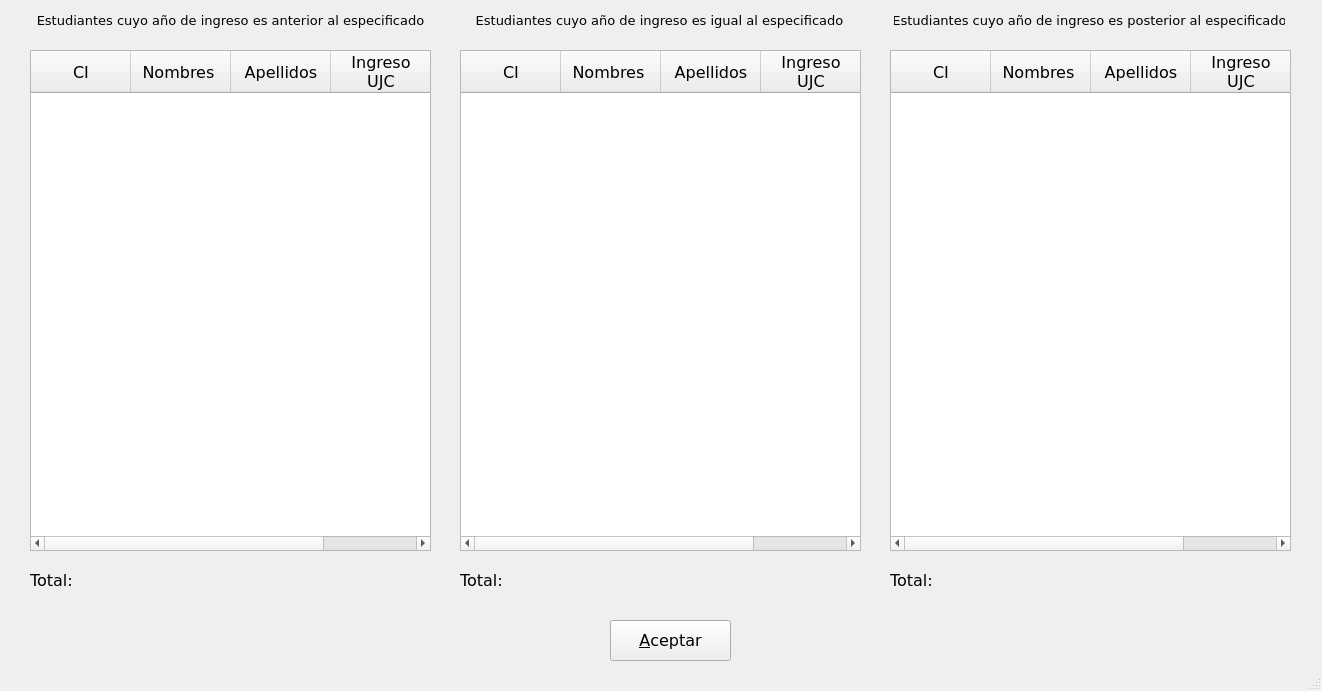
RedAlf121/ProyectoFicherosCpp, file Proyecto_Optativa/gui/UfrmMilitancyUpdated/ufrmmilitancyupdated.ui: the form before one commit.
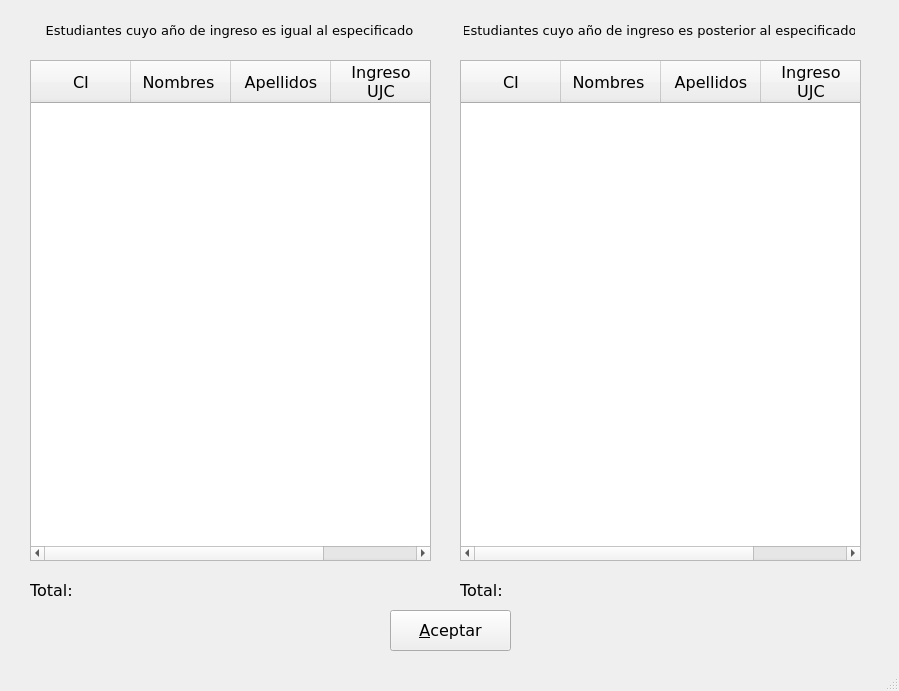
The form after the commit. Icons and pictures are not drawn.

Commit message: Una tabla menos en militancy, y ciertos avances en el reporte donacion

```diff
--- a/Proyecto_Optativa/gui/UfrmMilitancyUpdated/ufrmmilitancyupdated.ui
+++ b/Proyecto_Optativa/gui/UfrmMilitancyUpdated/ufrmmilitancyupdated.ui
@@ -6,7 +6,7 @@
    <rect>
     <x>0</x>
     <y>0</y>
-    <width>1322</width>
+    <width>899</width>
     <height>691</height>
    </rect>
   </property>
@@ -24,33 +24,11 @@
     <normaloff>Resources/militant_32.png</normaloff>Resources/militant_32.png</iconset>
   </property>
   <widget class="QWidget" name="centralwidget">
-   <widget class="QLabel" name="labelMinorYearsMilitancy">
-    <property name="geometry">
-     <rect>
-      <x>30</x>
-      <y>10</y>
-      <width>401</width>
-      <height>20</height>
-     </rect>
-    </property>
-    <property name="font">
-     <font>
-      <family>Verdana</family>
-      <pointsize>10</pointsize>
-     </font>
-    </property>
-    <property name="text">
-     <string>Estudiantes cuyo año de ingreso es anterior al especificado</string>
-    </property>
-    <property name="alignment">
-     <set>Qt::AlignCenter</set>
-    </property>
-   </widget>
    <widget class="QLabel" name="labelSameYearMilitancy">
     <property name="geometry">
      <rect>
-      <x>464</x>
-      <y>10</y>
+      <x>34</x>
+      <y>20</y>
       <width>391</width>
       <height>20</height>
      </rect>
@@ -71,8 +49,8 @@
    <widget class="QLabel" name="labelElderYearsMilitancy">
     <property name="geometry">
      <rect>
-      <x>894</x>
-      <y>10</y>
+      <x>464</x>
+      <y>20</y>
       <width>391</width>
       <height>20</height>
      </rect>
@@ -90,60 +68,11 @@
      <set>Qt::AlignCenter</set>
     </property>
    </widget>
-   <widget class="QTableWidget" name="tableStudentsMinorMilitancy">
-    <property name="geometry">
-     <rect>
-      <x>30</x>
-      <y>50</y>
-      <width>401</width>
-      <height>501</height>
-     </rect>
-    </property>
-    <property name="font">
-     <font>
-      <family>Verdana</family>
-      <pointsize>12</pointsize>
-     </font>
-    </property>
-    <column>
-     <property name="text">
-      <string>CI</string>
-     </property>
-     <property name="textAlignment">
-      <set>AlignHCenter|AlignVCenter|AlignCenter</set>
-     </property>
-    </column>
-    <column>
-     <property name="text">
-      <string>Nombres </string>
-     </property>
-     <property name="textAlignment">
-      <set>AlignHCenter|AlignVCenter|AlignCenter</set>
-     </property>
-    </column>
-    <column>
-     <property name="text">
-      <string>Apellidos</string>
-     </property>
-     <property name="textAlignment">
-      <set>AlignHCenter|AlignVCenter|AlignCenter</set>
-     </property>
-    </column>
-    <column>
-     <property name="text">
-      <string>Ingreso
-UJC</string>
-     </property>
-     <property name="textAlignment">
-      <set>AlignHCenter|AlignVCenter|AlignCenter</set>
-     </property>
-    </column>
-   </widget>
    <widget class="QTableWidget" name="tableStudentsSameMilitancy">
     <property name="geometry">
      <rect>
-      <x>460</x>
-      <y>50</y>
+      <x>30</x>
+      <y>60</y>
       <width>401</width>
       <height>501</height>
      </rect>
@@ -191,8 +120,8 @@
    <widget class="QTableWidget" name="tableStudentsElderMilitancy">
     <property name="geometry">
      <rect>
-      <x>890</x>
-      <y>50</y>
+      <x>460</x>
+      <y>60</y>
       <width>401</width>
       <height>501</height>
      </rect>
@@ -237,24 +166,11 @@
      </property>
     </column>
    </widget>
-   <widget class="QLabel" name="labelTotalMinorMilitancy">
-    <property name="geometry">
-     <rect>
-      <x>30</x>
-      <y>570</y>
-      <width>71</width>
-      <height>21</height>
-     </rect>
-    </property>
-    <property name="text">
-     <string>Total: </string>
-    </property>
-   </widget>
    <widget class="QLabel" name="labelTotalSameMilitancy">
     <property name="geometry">
      <rect>
-      <x>460</x>
-      <y>570</y>
+      <x>30</x>
+      <y>580</y>
       <width>71</width>
       <height>21</height>
      </rect>
@@ -266,8 +182,8 @@
    <widget class="QLabel" name="labelTotalElderMilitancy">
     <property name="geometry">
      <rect>
-      <x>890</x>
-      <y>570</y>
+      <x>460</x>
+      <y>580</y>
       <width>71</width>
       <height>21</height>
      </rect>
@@ -279,8 +195,8 @@
    <widget class="QPushButton" name="pushAcceptMilitancy">
     <property name="geometry">
      <rect>
-      <x>610</x>
-      <y>620</y>
+      <x>390</x>
+      <y>610</y>
       <width>121</width>
       <height>41</height>
      </rect>
```
The commit also changes 2 other files.
